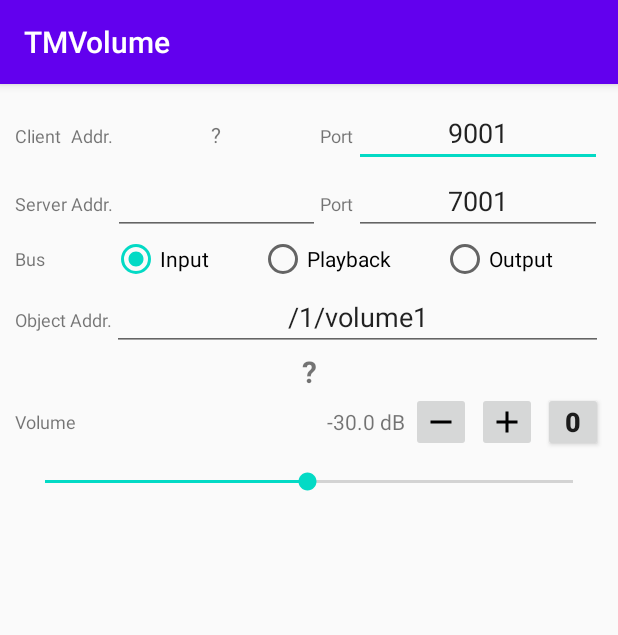
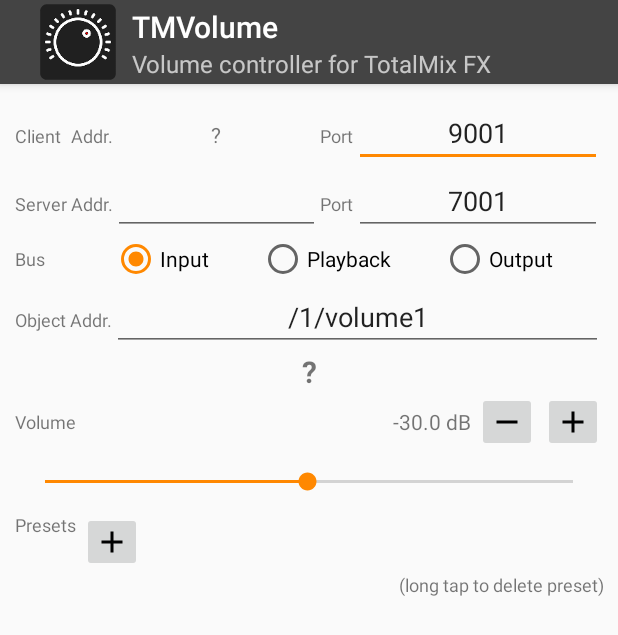
Before and after one commit to tateisu/TMVolume, an Android app: the screen it shows after launch (MainActivity), on a phone screen of 412 x 824 dp. Shown: the top 635 px of the screen. Run offline under Robolectric (Android 15) with nearby library versions, the phone set to English and light mode, and no system bars; our stand-ins replace FlexboxLayout; libraries missing offline, so code that uses them is left out: com.illposed.osc; 2 statements that could not run were skipped.

Commit message:
add padding in header icon. add volume presets

```diff
--- a/app/build.gradle
+++ b/app/build.gradle
@@ -36,4 +36,5 @@ dependencies {
 
     implementation 'org.jetbrains.kotlinx:kotlinx-coroutines-core:1.3.8'
     implementation 'com.illposed.osc:javaosc-core:0.7'
+    implementation 'com.google.android:flexbox:2.0.1'
 }
--- a/app/src/main/java/jp/juggler/tmvolume/MainActivity.kt
+++ b/app/src/main/java/jp/juggler/tmvolume/MainActivity.kt
@@ -11,12 +11,16 @@ import android.text.TextWatcher
 import android.util.Log
 import android.view.View
 import android.widget.*
+import com.google.android.flexbox.FlexboxLayout
 import com.illposed.osc.*
 import com.illposed.osc.transport.udp.OSCPortIn
 import com.illposed.osc.transport.udp.OSCPortOut
-import kotlinx.coroutines.*
+import kotlinx.coroutines.CancellationException
+import kotlinx.coroutines.Dispatchers
+import kotlinx.coroutines.Runnable
 import kotlinx.coroutines.channels.Channel
 import kotlinx.coroutines.channels.Channel.Factory.CONFLATED
+import kotlinx.coroutines.launch
 import java.io.IOException
 import java.math.BigInteger
 import java.net.InetAddress
@@ -26,25 +30,28 @@ import java.util.concurrent.ConcurrentHashMap
 class MainActivity : ScopedActivity() {
 
     companion object {
+        const val TAG = "TMVolume"
+
         const val PREF_CLIENT_PORT = "ClientPort"
         const val PREF_SERVER_ADDR = "ServerAddr"
         const val PREF_SERVER_PORT = "ServerPort"
         const val PREF_OBJECT_ADDR = "ObjectAddr"
         const val PREF_VOLUME = "Volume"
         const val PREF_BUS = "Bus"
+        const val PREF_PRESETS = "Presets"
 
         fun String?.notEmpty() = if (this?.isNotEmpty() == true) this else null
 
         fun Int.clip(min: Int, max: Int) = if (this < min) min else if (this > max) max else this
 
-        fun avg(a:Int,b:Int) = (a+b)/2
+        fun avg(a: Int, b: Int) = (a + b) / 2
 
-        var View.isEnabledAlpha:Boolean
-            get()= isEnabled
-            set(value){
-                if( value == isEnabled) return
+        var View.isEnabledAlpha: Boolean
+            get() = isEnabled
+            set(value) {
+                if (value == isEnabled) return
                 isEnabled = value
-                alpha = if(value) 1.0f else 0.3f
+                alpha = if (value) 1.0f else 0.3f
             }
     }
 
@@ -62,7 +69,9 @@ class MainActivity : ScopedActivity() {
     private lateinit var tvVolume: TextView
     private lateinit var btnMinus: ImageButton
     private lateinit var btnPlus: ImageButton
-    private lateinit var btnZero: Button
+
+    private lateinit var flPresets: FlexboxLayout
+    private lateinit var btnSave: ImageButton
 
     private lateinit var tvMap: TextView
 
@@ -71,6 +80,7 @@ class MainActivity : ScopedActivity() {
     private lateinit var handler: Handler
     private val channel = Channel<Message>(capacity = CONFLATED)
 
+    private var presets = mutableListOf<Int>()
 
     override fun onCreate(savedInstanceState: Bundle?) {
         super.onCreate(savedInstanceState)
@@ -135,7 +145,16 @@ class MainActivity : ScopedActivity() {
         }
 
     private fun initUi() {
+
         setContentView(R.layout.activity_main)
+        supportActionBar?.apply {
+            setSubtitle(R.string.header_subtitle)
+
+            setDisplayUseLogoEnabled(true)
+            setLogo(R.drawable.header_logo)
+            // 最後に呼び出す
+            setDisplayShowHomeEnabled(true)
+        }
 
         tvClientAddr = findViewById(R.id.tvClientAddr)
         etClientPort = findViewById(R.id.etClientPort)
@@ -155,7 +174,9 @@ class MainActivity : ScopedActivity() {
 
         btnMinus = findViewById(R.id.btnMinus)
         btnPlus = findViewById(R.id.btnPlus)
-        btnZero = findViewById(R.id.btnZero)
+
+        flPresets = findViewById(R.id.flPresets)
+        btnSave = findViewById(R.id.btnSave)
 
         etClientPort.addSaver(PREF_CLIENT_PORT) { startListen() }
         etServerAddr.addSaver(PREF_SERVER_ADDR)
@@ -177,9 +198,9 @@ class MainActivity : ScopedActivity() {
             }
         })
 
-        btnPlus.setOnClickListener { setVolume(sbVolume.progress+1) }
-        btnMinus.setOnClickListener { setVolume(sbVolume.progress-1) }
-        btnZero.setOnClickListener { setVolume(sbVolume.max - 6*2 ) }
+        btnPlus.setOnClickListener { setVolume(sbVolume.progress + 1) }
+        btnMinus.setOnClickListener { setVolume(sbVolume.progress - 1) }
+        btnSave.setOnClickListener { addPreset() }
     }
 
 
@@ -188,8 +209,13 @@ class MainActivity : ScopedActivity() {
         etServerAddr.setText(pref.getString(PREF_SERVER_ADDR, ""))
         etServerPort.setText(pref.getString(PREF_SERVER_PORT, "7001"))
         etObjectAddress.setText(pref.getString(PREF_OBJECT_ADDR, "/1/volume1"))
-        sbVolume.progress = pref.getInt(PREF_VOLUME, avg(sbVolume.min,sbVolume.max) )
-            .clip(sbVolume.min,sbVolume.max)
+        sbVolume.progress = pref.getInt(PREF_VOLUME, avg(sbVolume.min, sbVolume.max))
+            .clip(sbVolume.min, sbVolume.max)
+
+        presets =
+            pref.getString(PREF_PRESETS, "")!!.split(",").mapNotNull { it.toIntOrNull() }.sorted()
+                .toMutableList()
+        showPresets()
 
         when (pref.getInt(PREF_BUS, 0)) {
             1 -> rbBusPlayback
@@ -198,9 +224,56 @@ class MainActivity : ScopedActivity() {
         }.isChecked = true
     }
 
+    private fun showPresets() {
+        (0 until flPresets.childCount).reversed().forEach { i ->
+            val child = flPresets.getChildAt(i)
+            if (child is Button) {
+                flPresets.removeViewAt(i)
+            }
+        }
+        val w = (resources.displayMetrics.density*40f).toInt()
+        val h = (resources.displayMetrics.density*40f).toInt()
+        for (progress in presets) {
+            flPresets.addView(Button(this).apply {
+                layoutParams = FlexboxLayout.LayoutParams(
+                    FlexboxLayout.LayoutParams.WRAP_CONTENT,
+                    h
+                ).apply {}
+                val db = 6f - (sbVolume.max - progress) * 0.5f
+                text = if (db < -65f) "-∞" else String.format("%.1f", db)
+                minWidth = w
+                minimumWidth = w
+                setOnClickListener {
+                    sbVolume.progress = progress
+                }
+                setOnLongClickListener {
+                    removePreset(progress)
+                    true
+                }
+            })
+        }
+    }
+
+    private fun addPreset() {
+        val progress = sbVolume.progress
+        if (presets.contains(progress)) return
+        presets.add(progress)
+        presets.sort()
+        pref.edit().putString(PREF_PRESETS, presets.joinToString(",")).apply()
+        showPresets()
+        showVolumeNumber()
+    }
+
+    private fun removePreset(progress: Int) {
+        presets.remove(progress)
+        pref.edit().putString(PREF_PRESETS, presets.joinToString(",")).apply()
+        showPresets()
+        showVolumeNumber()
+    }
+
     private fun setVolume(newProgress: Int) {
         val oldVal = sbVolume.progress
-        val newVal = newProgress.clip( sbVolume.min,sbVolume.max )
+        val newVal = newProgress.clip(sbVolume.min, sbVolume.max)
         if (newVal != oldVal) sbVolume.progress = newVal
     }
 
@@ -209,7 +282,7 @@ class MainActivity : ScopedActivity() {
         tvVolume.text = FaderVol.formatDb(db)
         btnMinus.isEnabledAlpha = sbVolume.progress != sbVolume.min
         btnPlus.isEnabledAlpha = sbVolume.progress != sbVolume.max
-        btnZero.isEnabledAlpha = sbVolume.progress != (sbVolume.max - 6*2)
+        btnSave.isEnabledAlpha = !presets.contains(sbVolume.progress)
     }
 
     private fun getFaderValue(): Float {
@@ -330,7 +403,7 @@ class MainActivity : ScopedActivity() {
     private fun OSCPacket.dump(dstMap: ConcurrentHashMap<String, String>) {
         when (this) {
             is OSCMessage -> {
-                // Log.d("TMVolume", "Message addr=${address}")
+                // Log.d(TAG, "Message addr=${address}")
                 val sb = StringBuilder()
                 arguments?.forEach {
                     sb.append(',')
@@ -339,7 +412,7 @@ class MainActivity : ScopedActivity() {
                 dstMap[address] = sb.toString()
             }
             is OSCBundle -> {
-                // Log.d("TMVolume", "Bundle")
+                // Log.d(TAG, "Bundle")
                 packets?.forEach { it?.dump(dstMap) }
             }
         }
@@ -378,7 +451,7 @@ class MainActivity : ScopedActivity() {
                             val vb = map["/1/volume${i}Val"]
                             if (va == null || vb == null) continue
                             if (va == "0.0") continue
-                            Log.d("TMVolume", "volumeVal $va $vb")
+                            Log.d(TAG, "volumeVal $va $vb")
                         }
                         for (entry in map.entries) {
                             objectMap[entry.key] = entry.value
--- /dev/null
+++ b/app/src/main/res/drawable/header_logo.xml
@@ -0,0 +1,8 @@
+<?xml version="1.0" encoding="utf-8"?>
+<inset xmlns:android="http://schemas.android.com/apk/res/android"
+    android:insetTop="4dp"
+    android:insetRight="0dp"
+    android:insetBottom="4dp"
+    android:insetLeft="0dp"
+    android:drawable="@mipmap/ic_launcher"
+    />
--- a/app/src/main/res/layout/activity_main.xml
+++ b/app/src/main/res/layout/activity_main.xml
@@ -1,5 +1,6 @@
 <?xml version="1.0" encoding="utf-8"?>
 <LinearLayout xmlns:android="http://schemas.android.com/apk/res/android"
+    xmlns:app="http://schemas.android.com/apk/res-auto"
     xmlns:tools="http://schemas.android.com/tools"
     android:layout_width="match_parent"
     android:layout_height="match_parent"
@@ -176,17 +177,6 @@
                 android:contentDescription="@string/increase"
                 android:src="@drawable/ic_add" />
 
-            <Button
-                android:id="@+id/btnZero"
-                android:layout_width="40dp"
-                android:layout_height="40dp"
-                android:layout_marginStart="4dp"
-                android:contentDescription="@string/increase"
-                android:includeFontPadding="false"
-                android:minWidth="0dp"
-                android:text="0"
-                android:textSize="18dp"
-                android:textStyle="bold" />
         </LinearLayout>
 
         <SeekBar
@@ -198,6 +188,36 @@
             android:paddingStart="20dp"
             android:paddingEnd="20dp" />
 
+        <com.google.android.flexbox.FlexboxLayout
+            android:id="@+id/flPresets"
+            android:layout_width="match_parent"
+            android:layout_height="match_parent"
+            app:flexWrap="wrap">
+
+            <TextView
+                android:layout_width="wrap_content"
+                android:layout_height="wrap_content"
+                android:text="@string/presets"
+                android:textSize="12sp"
+                app:layout_alignSelf="center" />
+
+            <ImageButton
+                android:id="@+id/btnSave"
+                android:layout_width="40dp"
+                android:layout_height="40dp"
+                android:layout_marginStart="4dp"
+                android:contentDescription="@string/save"
+                android:src="@drawable/ic_add"
+                app:layout_alignSelf="center" />
+
+        </com.google.android.flexbox.FlexboxLayout>
+
+        <TextView
+            android:layout_width="match_parent"
+            android:layout_height="wrap_content"
+            android:text="@string/presets_desc"
+            android:gravity="end"
+            android:textSize="12sp" />
     </LinearLayout>
 
     <ScrollView
--- a/app/src/main/res/values/colors.xml
+++ b/app/src/main/res/values/colors.xml
@@ -1,6 +1,6 @@
 <?xml version="1.0" encoding="utf-8"?>
 <resources>
-    <color name="colorPrimary">#6200EE</color>
-    <color name="colorPrimaryDark">#3700B3</color>
-    <color name="colorAccent">#03DAC5</color>
+    <color name="colorPrimary">#444</color>
+    <color name="colorPrimaryDark">#800</color>
+    <color name="colorAccent">#F80</color>
 </resources>
--- a/app/src/main/res/values/strings.xml
+++ b/app/src/main/res/values/strings.xml
@@ -18,4 +18,8 @@
     <string name="volume">Volume</string>
     <string name="decrease">Decrease</string>
     <string name="increase">Increase</string>
+    <string name="header_subtitle">Volume controller for TotalMix FX</string>
+    <string name="save">Save</string>
+    <string name="presets">Presets</string>
+    <string name="presets_desc">(long tap to delete preset)</string>
 </resources>
--- a/app/src/main/res/values/styles.xml
+++ b/app/src/main/res/values/styles.xml
@@ -6,6 +6,7 @@
         <item name="colorPrimary">@color/colorPrimary</item>
         <item name="colorPrimaryDark">@color/colorPrimaryDark</item>
         <item name="colorAccent">@color/colorAccent</item>
+        <item name="android:statusBarColor">#000</item>
     </style>
 
 </resources>
```
Also changed, not shown: app/src/main/res/drawable/ic_save.xml (added, +9 -0 lines).
